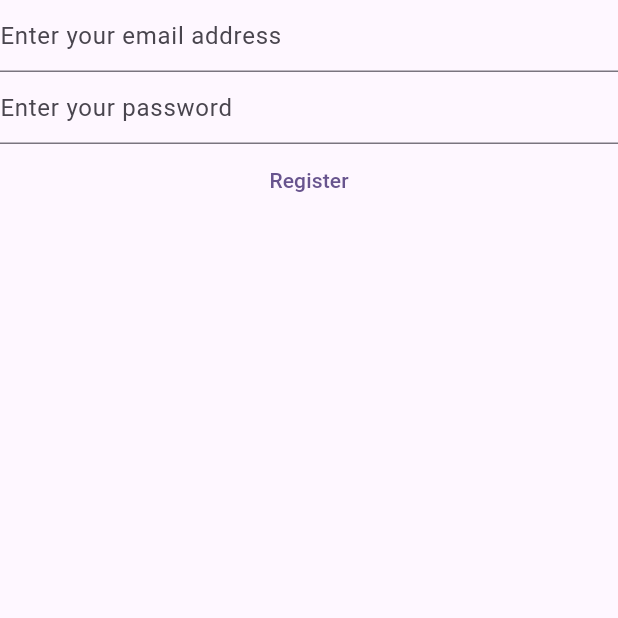
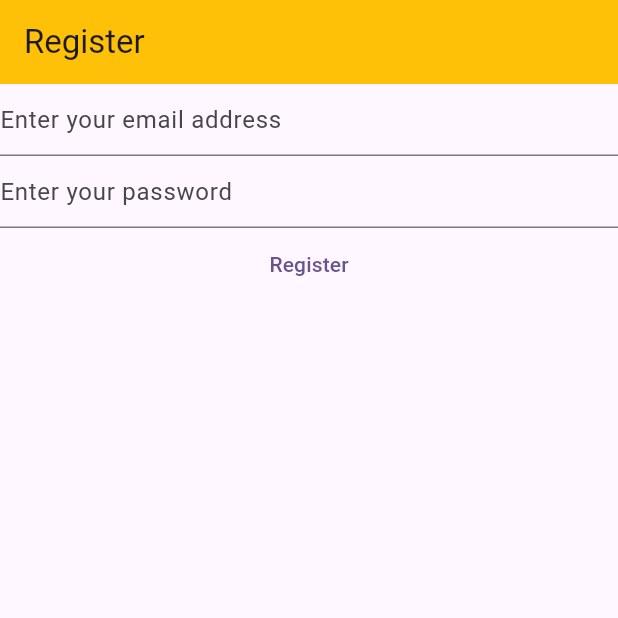
Before and after one commit to BatugaRC/Flutter-notes-app, a Flutter app: the RegisterView screen opened directly, on a phone screen of 412 x 824 dp, the top half of it. Run offline on Flutter 3.47's test engine with Material 2 defaults, Android fonts, the phone set to English and light mode, and no system bars; our stand-ins replace firebase_auth, firebase_core; accounts and stored records are empty.

Commit message:
Created routes between register and login screen

```diff
--- a/lib/main.dart
+++ b/lib/main.dart
@@ -2,6 +2,7 @@ import 'package:firebase_auth/firebase_auth.dart';
 import 'package:firebase_core/firebase_core.dart';
 import 'package:flutter/material.dart';
 import 'package:notes_app/views/login_view.dart';
+import 'package:notes_app/views/register_view.dart';
 
 import 'firebase_options.dart';
 
@@ -14,6 +15,10 @@ void main() {
       useMaterial3: true,
     ),
     home: const HomePage(),
+    routes: {
+      "/login/":(context) => const LoginView(),
+      "/register/":(context) => const RegisterView()
+    },
   ));
 }
 
--- a/lib/views/login_view.dart
+++ b/lib/views/login_view.dart
@@ -52,24 +52,29 @@ class _LoginViewState extends State<LoginView> {
           onPressed: () async {
             final email = _email.text;
             final password = _password.text;
-                        try{
-                        final userCredential = await FirebaseAuth.instance.signInWithEmailAndPassword(
-                                email: email,
-                                password: password
-                                );
+            try {
+              final userCredential = await FirebaseAuth.instance
+                  .signInWithEmailAndPassword(email: email, password: password);
               print(userCredential);
-                        } on FirebaseAuthException catch(e) {
+            } on FirebaseAuthException catch (e) {
               if (e.code == "user-not-found") {
                 print("User not found");
               } else if (e.code == "wrong-password") {
                 print("Wrong password");
               }
             }
-
-
           },
           child: const Text("Login"),
         ),
+        TextButton(
+          onPressed: () {
+            Navigator.of(context).pushNamedAndRemoveUntil(
+              "/register/",
+              (route) => false
+              );
+          },
+          child: const Text("Don't have an account? Register here!")
+        )
       ],
     );
   }
--- a/lib/views/register_view.dart
+++ b/lib/views/register_view.dart
@@ -9,7 +9,6 @@ class RegisterView extends StatefulWidget {
 }
 
 class _RegisterViewState extends State<RegisterView> {
-
   late final TextEditingController _email;
   late final TextEditingController _password;
 
@@ -27,10 +26,14 @@ class _RegisterViewState extends State<RegisterView> {
     super.dispose();
   }
 
-
   @override
   Widget build(BuildContext context) {
-    return Column(
+    return Scaffold(
+      appBar: AppBar(
+        title: const Text("Register"),
+        backgroundColor: Colors.amber,
+      ),
+      body: Column(
         children: [
           TextField(
             controller: _email,
@@ -55,12 +58,11 @@ class _RegisterViewState extends State<RegisterView> {
               final email = _email.text;
               final password = _password.text;
               try {
-
                 final userCredential = await FirebaseAuth.instance
                     .createUserWithEmailAndPassword(
                         email: email, password: password);
                 print(userCredential);
-                    } on FirebaseAuthException catch(e) {
+              } on FirebaseAuthException catch (e) {
                 if (e.code == "weak-password") {
                   print("Weak Passwords");
                 } else if (e.code == "email-already-in-use") {
@@ -73,6 +75,7 @@ class _RegisterViewState extends State<RegisterView> {
             child: const Text("Register"),
           ),
         ],
+      ),
     );
   }
 }
```
Lines whose indentation alone changed are shown as unchanged.
